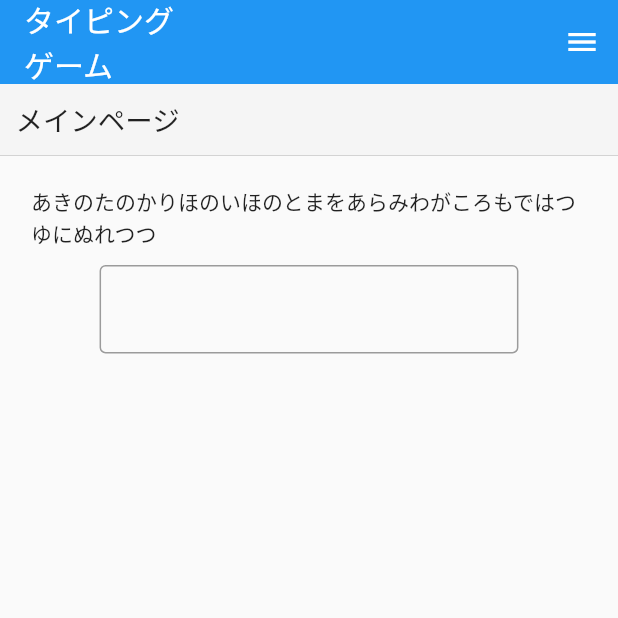
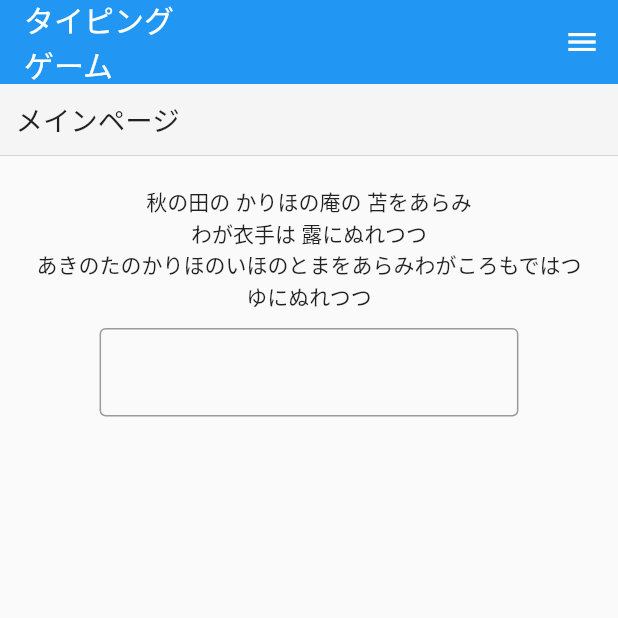
Before and after one commit to t-akkun/typing, a Flutter app: the screen it shows after launch, after a tap on "スタート", on a phone screen of 412 x 824 dp, the top half of it. Run offline on Flutter 3.47's test engine with Material 2 defaults, Android fonts, the phone set to English and light mode, and no system bars; our stand-ins replace flutter_bloc, flutter_screenutil.

Commit message:
fix: 問題文の表示の修正

```diff
--- a/Assets/QuestionData.csv
+++ b/Assets/QuestionData.csv
@@ -1,2 +1,2 @@
-あきのたのかりほのいほのとまをあらみわがころもではつゆにぬれつつ,秋の田の,かりほの庵の,苫をあらみ,わが衣手は,露にぬれつつ,
-はるすぎてなつきにけらししろたへのころもほすてふあまのかぐやま,春すぎて,夏来にけらし,白妙の,衣ほすてふ,天の香具山,
+あきのたのかりほのいほのとまをあらみわがころもではつゆにぬれつつ,秋の田の かりほの庵の 苫をあらみ¥nわが衣手は 露にぬれつつ
+はるすぎてなつきにけらししろたへのころもほすてふあまのかぐやま,春すぎて 夏来にけらし白妙の¥n衣ほすてふ 天の香具山
--- a/lib/domain/question_data.dart
+++ b/lib/domain/question_data.dart
@@ -1,5 +1,5 @@
 class QuestionData {
+  final String typingQuestion;
   final String displayQuestion;
-  final String typingQuestion;
-  QuestionData(this.displayQuestion, this.typingQuestion);
+  QuestionData(this.typingQuestion, this.displayQuestion);
 }
--- a/lib/infrastructure/csv_question_repository.dart
+++ b/lib/infrastructure/csv_question_repository.dart
@@ -8,17 +8,22 @@ class CsvQuestionRepository implements QuestionRepository {
   List<QuestionData> _shuffleList = [];
   @override
   Future<QuestionData> fetchQuestion() async {
+    //問題リストがなければ問題データを追加
     if (_shuffleList.length <= 0) {
+      //問題データがなければデータ読み込み
       if (_questionData.length <= 0) {
         var csv = await rootBundle.loadString(AppAsset.questionPath);
         for (String line in csv.split("\r\n")) {
           var rows = line.split(",");
-          if (!(rows.length > 0)) continue;
-          var data = QuestionData(rows.first, rows[0]);
-          _questionData.add(data);
+          if (rows.length > 1) {
+            var display = rows[1].replaceAll("¥n", "\r\n");
+            var data = QuestionData(rows[0], display);
+            _questionData.add(data);
+          }
         }
       }
       if (_questionData.length <= 0) {
+        //問題読み込みエラー
         print("QuestionLoadError");
         return QuestionData("", "");
       }
@@ -28,4 +33,6 @@ class CsvQuestionRepository implements QuestionRepository {
     QuestionData result = _shuffleList.removeLast();
     return result;
   }
+
+  void loadCSV() {}
 }
--- a/lib/presentation/pages/typing_page.dart
+++ b/lib/presentation/pages/typing_page.dart
@@ -24,20 +24,23 @@ class TypingPageState extends State<TypingPage> {
   String _pageName = 'メインページ';
   final TextEditingController _typingFormController = TextEditingController();
 
+  QuestionData? _currentQuestion;
+
   @override
   void didChangeDependencies() {
     super.didChangeDependencies();
     //Blocの初期化
     _bloc = context.read<TypingBloc>();
-    // _bloc.add(TypingEvent.next);
+    _bloc.add(TypingEvent.next);
   }
 
-  @override
-  void initState() {
-    super.initState();
-    WidgetsBinding.instance!.addPostFrameCallback((timeStamp) async {
+  void _sendAnswer() {
+    if (_currentQuestion != null) {
+      if (_typingFormController.text == _currentQuestion!.typingQuestion) {
+        _typingFormController.text = "";
         _bloc.add(TypingEvent.next);
-    });
+      }
+    }
   }
 
   @override
@@ -81,19 +84,27 @@ class TypingPageState extends State<TypingPage> {
                     ),
                   ),
                   BlocBuilder<TypingBloc, QuestionData>(
-                    builder: (context, data) => Center(
+                    builder: (context, data) {
+                      _currentQuestion = data;
+                      return Center(
                         //コンテンツ部分
                         child: Padding(
                           padding: AppPadding.page,
                           child: Column(
-                          crossAxisAlignment: CrossAxisAlignment.start,
+                            crossAxisAlignment: CrossAxisAlignment.center,
                             children: [
-                            Text(data.displayQuestion),
-                            TypingFormWidget(controller: _typingFormController),
+                              Text(data.displayQuestion,
+                                  textAlign: TextAlign.center),
+                              Text(data.typingQuestion,
+                                  textAlign: TextAlign.center),
+                              TypingFormWidget(
+                                  controller: _typingFormController,
+                                  onPressEnter: _sendAnswer),
                             ],
                           ),
                         ),
-                    ),
+                      );
+                    },
                   ),
                 ],
               ),
--- a/lib/presentation/widgets/text_form_widget.dart
+++ b/lib/presentation/widgets/text_form_widget.dart
@@ -4,8 +4,10 @@ import '../../constants.dart';
 
 class TypingFormWidget extends StatelessWidget {
   final TextEditingController controller;
+  final Function onPressEnter;
   TypingFormWidget({
     required this.controller,
+    required this.onPressEnter,
   });
   @override
   Widget build(BuildContext context) {
@@ -19,6 +21,9 @@ class TypingFormWidget extends StatelessWidget {
         autovalidateMode: AutovalidateMode.always,
         textAlign: TextAlign.center,
         keyboardType: TextInputType.text,
+        onFieldSubmitted: (value) {
+          onPressEnter();
+        },
         validator: (value) {
           controller.selection = TextSelection.fromPosition(
               TextPosition(offset: controller.text.length));
```
Lines whose indentation alone changed are shown as unchanged.
